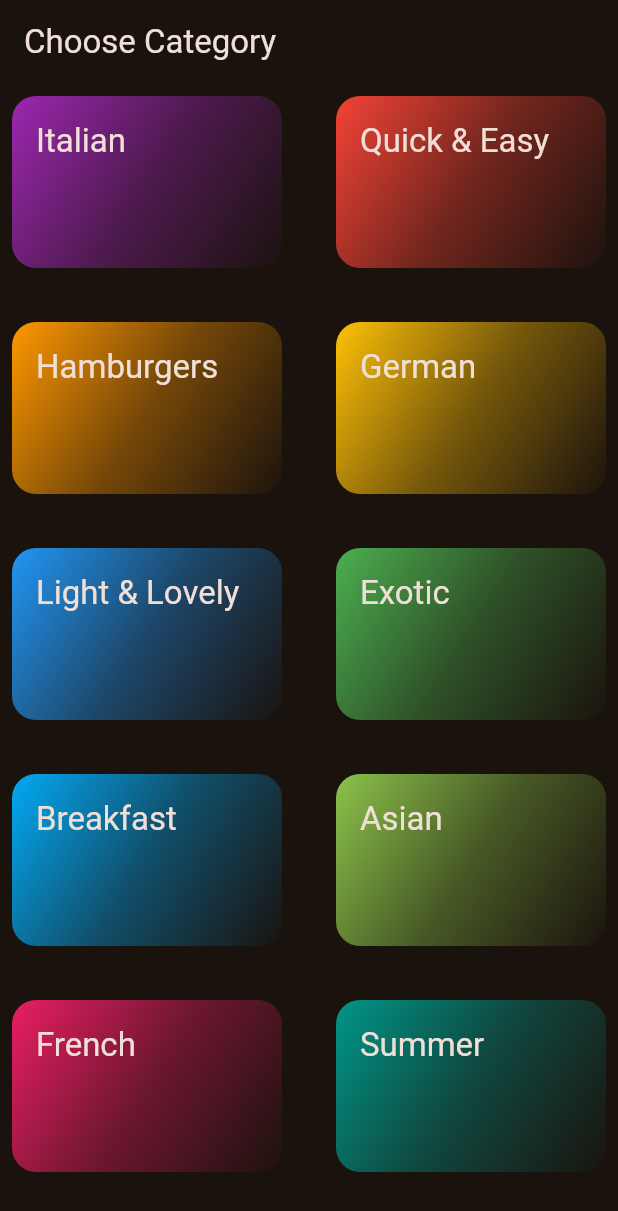
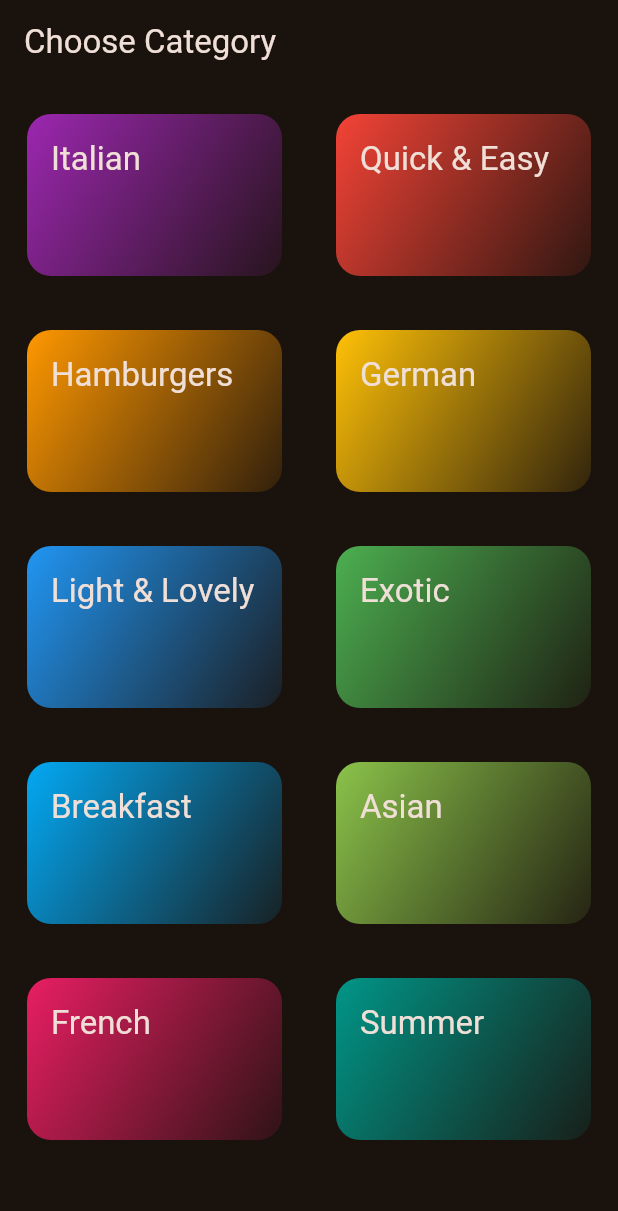
Before and after one commit to bhavyabedi/meals, a Flutter app: the screen it shows after launch, on a phone screen of 412 x 824 dp. Shown: the top 1211 px of the screen. Run offline on Flutter 3.47's test engine with Material 3 defaults, Android fonts, the phone set to English and light mode, and no system bars; our stand-ins replace google_fonts, transparent_image.

Commit message:
Meal Details Screen Creation

```diff
--- a/lib/data/data.dart
+++ b/lib/data/data.dart
@@ -68,7 +68,7 @@ const dummyMeals = [
     affordability: Affordability.affordable,
     complexity: Complexity.simple,
     imageUrl:
-        'https://upload.wikimedia.org/wikipedia/commons/thumb/2/20/Spaghetti_Bolognese_mit_Parmesan_oder_Grana_Padano.jpg/800px-Spaghetti_Bolognese_mit_Parmesan_oder_Grana_Padano.jpg',
+        'https://www.archanaskitchen.com/images/archanaskitchen/10-Brands/DelMonte-KidsRecipes/Spaghetti_Pasta_Recipe_In_Creamy_Tomato_Sauce_-_Kids_Recipes_Made_With_Del_Monte-3.jpg',
     duration: 20,
     ingredients: [
       '4 Tomatoes',
@@ -101,7 +101,7 @@ const dummyMeals = [
     affordability: Affordability.affordable,
     complexity: Complexity.simple,
     imageUrl:
-        'https://cdn.pixabay.com/photo/2018/07/11/21/51/toast-3532016_1280.jpg',
+        'https://www.bettybossi.ch/static/rezepte/x/bb_bbze220515_0501a_x.jpg',
     duration: 10,
     ingredients: [
       '1 Slice White Bread',
@@ -130,7 +130,7 @@ const dummyMeals = [
     affordability: Affordability.pricey,
     complexity: Complexity.simple,
     imageUrl:
-        'https://cdn.pixabay.com/photo/2014/10/23/18/05/burger-500054_1280.jpg',
+        'https://images.getrecipekit.com/20220518133102-main_8caba232-5852-4ddc-8957-16a715cab57d_1000x.webp?class=16x9',
     duration: 45,
     ingredients: [
       '300g Cattle Hack',
@@ -161,7 +161,7 @@ const dummyMeals = [
     affordability: Affordability.luxurious,
     complexity: Complexity.challenging,
     imageUrl:
-        'https://cdn.pixabay.com/photo/2018/03/31/19/29/schnitzel-3279045_1280.jpg',
+        'https://insanelygoodrecipes.com/wp-content/uploads/2022/03/Wiener-Schnitzel.jpg',
     duration: 60,
     ingredients: [
       '8 Veal Cutlets',
@@ -198,7 +198,7 @@ const dummyMeals = [
     affordability: Affordability.luxurious,
     complexity: Complexity.simple,
     imageUrl:
-        'https://cdn.pixabay.com/photo/2016/10/25/13/29/smoked-salmon-salad-1768890_1280.jpg',
+        'https://www.mrsjoneskitchen.com/wp-content/uploads/2019/02/sm-salmon-caesar-light-2-1024x683.jpg',
     duration: 15,
     ingredients: [
       'Arugula',
@@ -233,7 +233,7 @@ const dummyMeals = [
     affordability: Affordability.affordable,
     complexity: Complexity.hard,
     imageUrl:
-        'https://cdn.pixabay.com/photo/2017/05/01/05/18/pastry-2274750_1280.jpg',
+        'https://true-north-kitchen.com/wp-content/uploads/2022/04/orange-mousse-2.jpg',
     duration: 240,
     ingredients: [
       '4 Sheets of Gelatine',
@@ -268,7 +268,7 @@ const dummyMeals = [
     affordability: Affordability.affordable,
     complexity: Complexity.simple,
     imageUrl:
-        'https://cdn.pixabay.com/photo/2018/07/10/21/23/pancake-3529653_1280.jpg',
+        'https://www.eatthis.com/wp-content/uploads/sites/4/2019/11/whole-grain-pancake-stack.jpg?quality=82&strip=1&w=800',
     duration: 20,
     ingredients: [
       '1 1/2 Cups all-purpose Flour',
@@ -299,7 +299,7 @@ const dummyMeals = [
     affordability: Affordability.pricey,
     complexity: Complexity.challenging,
     imageUrl:
-        'https://cdn.pixabay.com/photo/2018/06/18/16/05/indian-food-3482749_1280.jpg',
+        'https://www.inspiredtaste.net/wp-content/uploads/2021/03/Chicken-Curry-Recipe-1200.jpg',
     duration: 35,
     ingredients: [
       '4 Chicken Breasts',
@@ -332,7 +332,7 @@ const dummyMeals = [
     affordability: Affordability.affordable,
     complexity: Complexity.hard,
     imageUrl:
-        'https://cdn.pixabay.com/photo/2014/08/07/21/07/souffle-412785_1280.jpg',
+        'https://static01.nyt.com/images/2022/10/19/dining/19souffle4/merlin_214343490_7ef7235a-71e8-4e65-84cf-12bb52b4c7ec-master768.jpg?w=1280&q=75',
     duration: 45,
     ingredients: [
       '1 Teaspoon melted Butter',
@@ -383,7 +383,7 @@ const dummyMeals = [
     affordability: Affordability.luxurious,
     complexity: Complexity.simple,
     imageUrl:
-        'https://cdn.pixabay.com/photo/2018/04/09/18/26/asparagus-3304997_1280.jpg',
+        'https://b3067249.smushcdn.com/3067249/wp-content/uploads/2016/10/asparagus-salad-848x477.jpg?lossy=0&strip=1&webp=1',
     duration: 30,
     ingredients: [
       'White and Green Asparagus',
--- a/lib/main.dart
+++ b/lib/main.dart
@@ -1,8 +1,6 @@
 import 'package:flutter/material.dart';
 import 'package:google_fonts/google_fonts.dart';
-import 'package:meals/data/data.dart';
 import 'package:meals/screens/CategoriesSceen.dart';
-import 'package:meals/screens/MealsScreen.dart';
 
 final theme = ThemeData(
   useMaterial3: true,
@@ -10,7 +8,7 @@ final theme = ThemeData(
     brightness: Brightness.dark,
     seedColor: const Color.fromARGB(255, 131, 57, 0),
   ),
-  textTheme: GoogleFonts.alegreyaScTextTheme(),
+  textTheme: GoogleFonts.fanwoodTextTextTheme(),
 );
 
 void main() {
--- a/lib/screens/CategoriesSceen.dart
+++ b/lib/screens/CategoriesSceen.dart
@@ -31,6 +31,7 @@ class CategoriesScreen extends StatelessWidget {
         title: const Text('Choose Category'),
       ),
       body: GridView(
+        padding: const EdgeInsets.symmetric(horizontal: 10, vertical: 12),
         gridDelegate: const SliverGridDelegateWithFixedCrossAxisCount(
           crossAxisCount: 2,
           childAspectRatio: 3 / 2,
--- a/lib/widgets/category_grid_item.dart
+++ b/lib/widgets/category_grid_item.dart
@@ -21,8 +21,7 @@ class CategoryGridItem extends StatelessWidget {
           gradient: LinearGradient(
             colors: [
               category.color.withOpacity(1),
-              category.color.withOpacity(0.4),
-              category.color.withOpacity(0.01),
+              category.color.withOpacity(0.1),
             ],
             begin: Alignment.topLeft,
             end: Alignment.bottomRight,
--- a/pubspec.yaml
+++ b/pubspec.yaml
@@ -36,6 +36,7 @@ dependencies:
   # Use with the CupertinoIcons class for iOS style icons.
   cupertino_icons: ^1.0.2
   google_fonts: ^6.1.0
+  transparent_image: ^2.0.1
 
 dev_dependencies:
   flutter_test:
```
Also changed, not shown: lib/screens/MealDetailScreen.dart (added, +71 -0 lines), lib/screens/MealsScreen.dart (+14 -7 lines), lib/widgets/meals_item.dart (added, +69 -0 lines), pubspec.lock, 1 other file.
